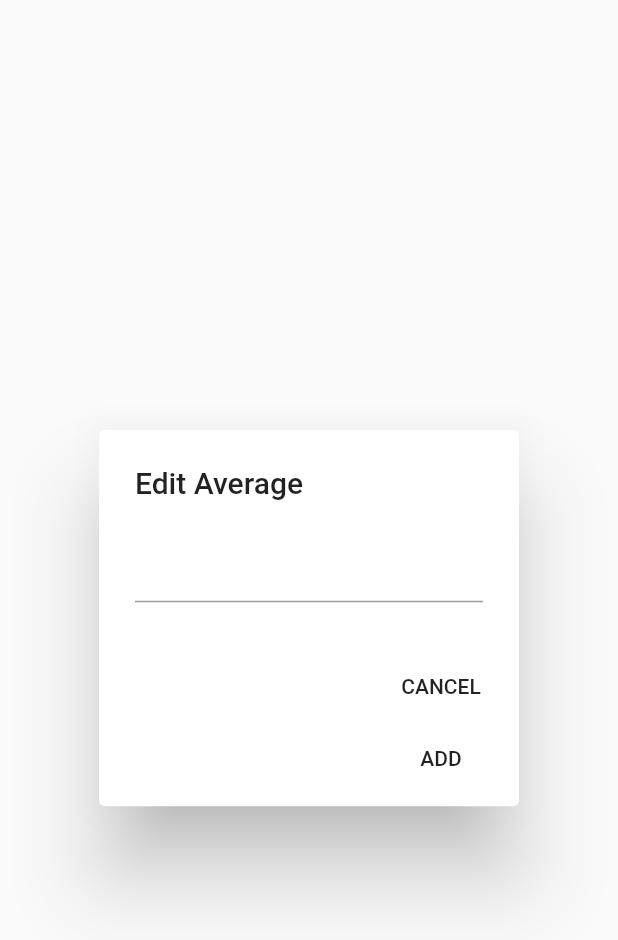
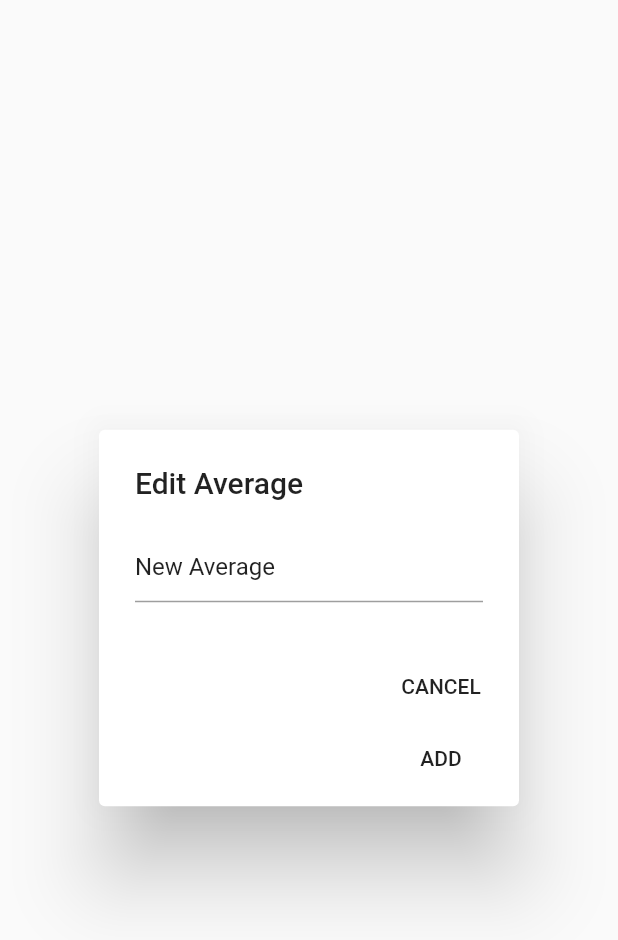
Before and after one commit to RedTech64/GrAde-Mobile, a Flutter app: the AverageEditDialog widget shown alone on an empty page, opened directly, on a phone screen of 412 x 824 dp. Shown: the top 940 px of the screen. Run offline on Flutter 3.47's test engine with Material 2 defaults, Android fonts, the phone set to English and light mode, and no system bars; our stand-ins replace cloud_firestore, firebase_analytics, firebase_auth, firebase_messaging, firebase_remote_config, google_sign_in; missing offline and left inert: keyboard_visibility; accounts and stored records are empty.

Commit message:
Fixed edit average dialogue bug

```diff
--- a/lib/average_dialog.dart
+++ b/lib/average_dialog.dart
@@ -103,7 +103,7 @@ class AverageEditDialogState extends State<AverageEditDialog> {
   @override
   void initState() {
     super.initState();
-    _controller = new TextEditingController(text: _text);
+    _controller = new TextEditingController(text: _name);
   }
 
   @override
```
